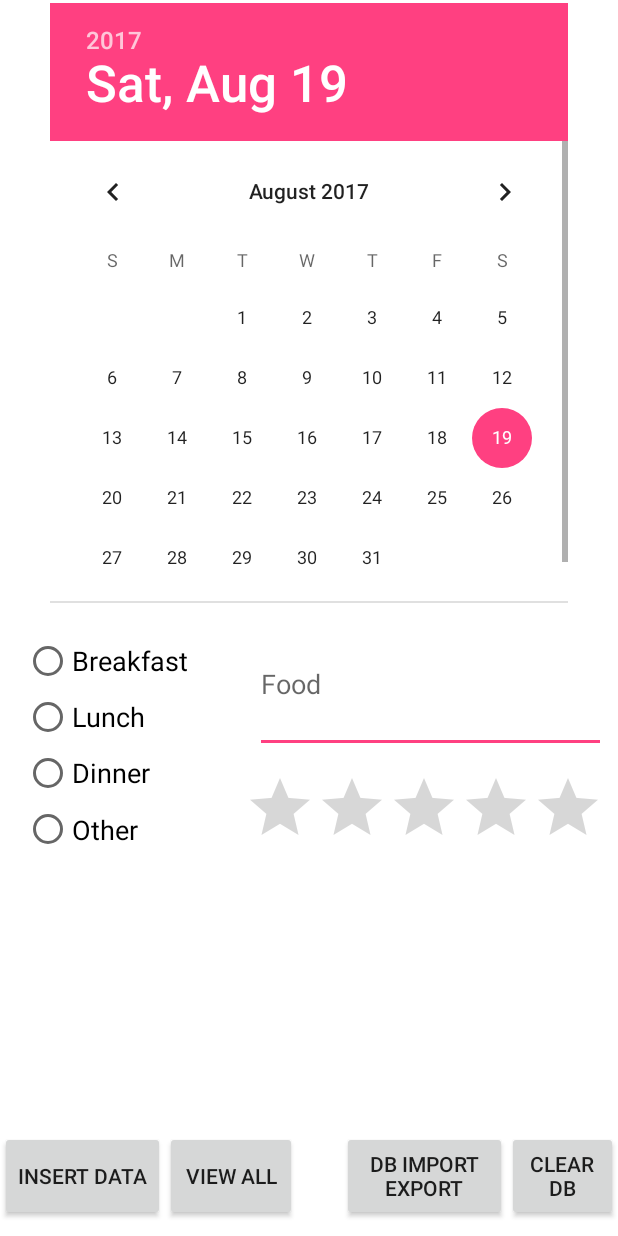
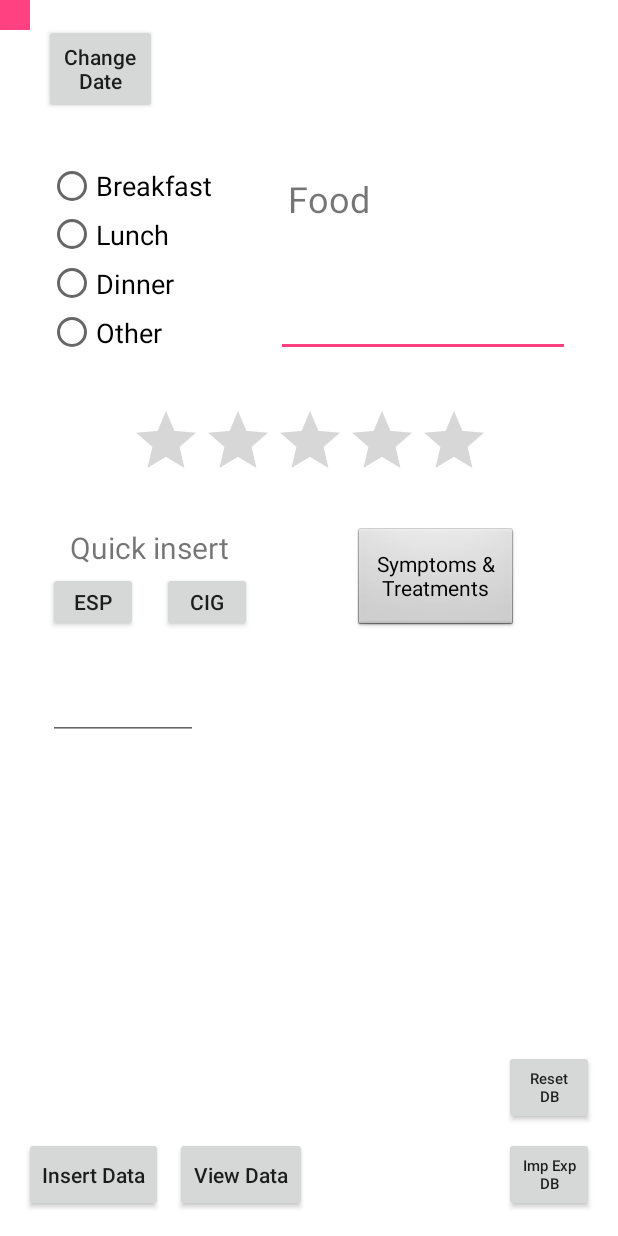
Before and after one commit to gameruoso/foodDiary, an Android app: the screen it shows after launch (MainActivity), on a phone screen of 412 x 824 dp. Run offline under Robolectric (Android 15) with nearby library versions, the phone set to English and light mode, and no system bars.

Commit message:
pop up works

```diff
--- a/app/src/main/java/com/example/gianlu/fooddiary/MainActivity.java
+++ b/app/src/main/java/com/example/gianlu/fooddiary/MainActivity.java
@@ -1,6 +1,7 @@
 package com.example.gianlu.fooddiary;
 
 import android.app.Activity;
+import android.app.DatePickerDialog;
 import android.support.v7.app.AlertDialog;
 import android.support.v7.app.AppCompatActivity;
 import android.os.Bundle;
@@ -17,7 +18,9 @@ import android.database.Cursor;
 import java.io.IOException;
 import java.text.ParseException;
 import java.text.SimpleDateFormat;
+import java.util.Calendar;
 import java.util.Date;
+import java.util.Locale;
 
 public class MainActivity extends AppCompatActivity {
     DatabaseHelper app_db;
@@ -32,6 +35,28 @@ public class MainActivity extends AppCompatActivity {
     Button buttonResetDb;
     Button buttonImportExportDB;
 
+                            EditText edittext;
+                            Calendar myCalendar;
+
+                    DatePickerDialog.OnDateSetListener date = new DatePickerDialog.OnDateSetListener() {
+
+                        @Override
+                        public void onDateSet(DatePicker view, int year, int monthOfYear,
+                                              int dayOfMonth) {
+                            myCalendar.set(Calendar.YEAR, year);
+                            myCalendar.set(Calendar.MONTH, monthOfYear);
+                            myCalendar.set(Calendar.DAY_OF_MONTH, dayOfMonth);
+                            updateLabel();
+                        }
+
+                    };
+
+
+
+
+
+
+
     @Override
     protected void onCreate(Bundle savedInstanceState) {
         super.onCreate(savedInstanceState);
@@ -39,6 +64,7 @@ public class MainActivity extends AppCompatActivity {
 
         app_db = new DatabaseHelper(this);
         app_utils = new Utils();
+
 
 //        activity objects
         datePicker = (DatePicker) findViewById(R.id.datePicker);
@@ -50,11 +76,14 @@ public class MainActivity extends AppCompatActivity {
         ratingBarRating = (RatingBar)findViewById(R.id.ratingBarRating);
         radioGroupFoodType = (RadioGroup) findViewById(R.id.radioGroupFoodType);
 
+                                myCalendar = Calendar.getInstance();
+                                edittext= (EditText) findViewById(R.id.Birthday);
+
 
         // INSERT DATA BUTTON
         insertData();
         // VIEW ALL BUTTON
-        viewAllDateNew();
+        viewAllData();
         // CLEAR DB BUTTON - NORMAL CLICK (delete user data) LONG PRESS (delete file DB)
         deleteUserData();
         deleteFileDb();
@@ -62,7 +91,46 @@ public class MainActivity extends AppCompatActivity {
         exportDbFileToDownloadFoler(this);
         //IMPORT EXPORT DB BUTTON - LONG PRESS (pick a DB file from SD and overwrite app_db)
         importDbFile(this);
+
+
+
+
+
+
+                            edittext.setOnClickListener(
+                                    new View.OnClickListener() {
+                                        @Override
+                                        public void onClick(View v) {
+                                            new DatePickerDialog(MainActivity.this, date, myCalendar
+                                                    .get(Calendar.YEAR), myCalendar.get(Calendar.MONTH),
+                                                    myCalendar.get(Calendar.DAY_OF_MONTH)).show();
+                                        }
+                                    });
+
+
+
+
+
+
+
+
+
     }
+
+
+
+
+
+                                    private void updateLabel() {
+                                        String myFormat = "dd/MM/yy"; //In which you need put here
+                                        SimpleDateFormat sdf = new SimpleDateFormat(myFormat, Locale.UK);
+
+                                        edittext.setText(sdf.format(myCalendar.getTime()));
+                                    }
+
+
+
+
 
     //ACTIVITY
     //show messages
@@ -105,6 +173,9 @@ public class MainActivity extends AppCompatActivity {
         resetRatingBar();
     }
 
+
+
+
     // INSERT DATA
     public void insertData() {
         buttonInsertData.setOnClickListener(
@@ -128,46 +199,6 @@ public class MainActivity extends AppCompatActivity {
     }
     // VIEW ALL DATA
     public void viewAllData(){
-        buttonViewAll.setOnClickListener(
-                new View.OnClickListener() {
-                    @Override
-                    public void onClick(View view) {
-                        Cursor res = app_db.getAllDataRaw();
-                        if (res.getCount() == 0){
-                            // show message
-                            showMessage("DB Empty", "Nothing found");
-                            return;
-                        }
-
-                        StringBuffer buffer = new StringBuffer();
-
-                        Integer dateDb;
-                        String foodDescriptionDb, foodTypeDb;
-                        Float ratingDb;
-
-                        while (res.moveToNext()) {
-                            dateDb = Integer.parseInt(res.getString(0));
-                            foodDescriptionDb = res.getString(1);
-                            foodTypeDb = res.getString(2);
-                            ratingDb = Float.parseFloat(res.getString(3));
-
-                            buffer.append(
-                                    convertDateDbEntryToPrintable(dateDb) + "           " +
-                                    foodTypeDb + "     " +
-                                    convertRatingDbEntryToPRintable(ratingDb) + "\n"
-                            );
-                            buffer.append(foodDescriptionDb + "\n\n");
-                        }
-                        // show all data
-                        showMessage("Data", buffer.toString());
-                    }
-                }
-        );
-    }
-
-
-
-    public void viewAllDateNew(){
         buttonViewAll.setOnClickListener(
                 new View.OnClickListener() {
                     @Override
@@ -210,11 +241,6 @@ public class MainActivity extends AppCompatActivity {
                 }
         );
     }
-
-
-
-
-
     //DELETE USER DATA FROM FACT TABLE
     public void deleteUserData(){
         buttonResetDb.setOnClickListener(
--- a/app/src/main/res/layout/main_activity_layout.xml
+++ b/app/src/main/res/layout/main_activity_layout.xml
@@ -1,5 +1,6 @@
 <?xml version="1.0" encoding="utf-8"?>
-<RelativeLayout xmlns:android="http://schemas.android.com/apk/res/android"
+<android.support.constraint.ConstraintLayout xmlns:android="http://schemas.android.com/apk/res/android"
+
     xmlns:app="http://schemas.android.com/apk/res-auto"
     xmlns:tools="http://schemas.android.com/tools"
     android:layout_width="match_parent"
@@ -8,42 +9,49 @@
     android:elevation="12dp"
     tools:context="com.example.gianlu.fooddiary.MainActivity">
 
-    <DatePicker
-        android:id="@+id/datePicker"
-        android:layout_width="345dp"
-        android:layout_height="400dp"
-        android:layout_alignParentTop="true"
-        android:layout_centerHorizontal="true"
-        android:layout_marginLeft="8dp"
-        android:layout_marginRight="8dp"
-        android:layout_marginTop="2dp"
-        app:layout_constraintHorizontal_bias="0.511"
+        <Button
+            android:id="@+id/buttonChangeDate"
+            android:layout_width="75dp"
+            android:layout_height="60dp"
+            android:layout_marginLeft="16dp"
+            android:layout_marginStart="29dp"
+            android:layout_marginTop="16dp"
+            android:text="Change Date"
+            android:textAllCaps="false"
             app:layout_constraintLeft_toLeftOf="parent"
+            app:layout_constraintTop_toTopOf="parent" />
+
+        <TextView
+            android:id="@+id/DATE"
+            android:layout_width="0dp"
+            android:layout_height="60dp"
+            android:layout_marginEnd="32dp"
+            android:layout_marginLeft="16dp"
+            android:layout_marginRight="16dp"
+            android:layout_marginStart="32dp"
+            android:layout_marginTop="16dp"
+            android:gravity="center"
+            android:textAlignment="center"
+            android:textSize="32dp"
+            app:layout_constraintHorizontal_bias="0.0"
+            app:layout_constraintLeft_toRightOf="@+id/buttonChangeDate"
             app:layout_constraintRight_toRightOf="parent"
             app:layout_constraintTop_toTopOf="parent" />
 
-    <TableRow
-        android:id="@+id/tableRow"
-        android:layout_width="150dp"
-        android:layout_height="170dp"
-        android:layout_alignParentStart="true"
-        android:layout_below="@+id/datePicker">
-
         <RadioGroup
             android:id="@+id/radioGroupFoodType"
-            android:layout_width="match_parent"
-            android:layout_height="match_parent"
-            android:layout_above="@+id/buttonInsertData"
+            android:layout_width="120dp"
+            android:layout_height="130dp"
             android:layout_alignParentStart="true"
-            android:layout_marginLeft="16dp"
-            android:layout_marginStart="16dp"
-            android:layout_marginTop="20dp"
+            android:layout_marginLeft="32dp"
+            android:layout_marginStart="32dp"
+            android:layout_marginTop="32dp"
             app:layout_constraintLeft_toLeftOf="parent"
-            app:layout_constraintTop_toBottomOf="@+id/datePicker">
+            app:layout_constraintTop_toBottomOf="@+id/buttonChangeDate">
 
             <RadioButton
                 android:id="@+id/radioBreakfast"
-                android:layout_width="wrap_content"
+                android:layout_width="match_parent"
                 android:layout_height="wrap_content"
                 android:layout_weight="1"
                 android:text="Breakfast"
@@ -51,7 +59,7 @@
 
             <RadioButton
                 android:id="@+id/radioLunch"
-                android:layout_width="wrap_content"
+                android:layout_width="match_parent"
                 android:layout_height="wrap_content"
                 android:layout_weight="1"
                 android:text="Lunch"
@@ -59,7 +67,7 @@
 
             <RadioButton
                 android:id="@+id/radioDinner"
-                android:layout_width="wrap_content"
+                android:layout_width="match_parent"
                 android:layout_height="wrap_content"
                 android:layout_weight="1"
                 android:text="Dinner"
@@ -69,7 +77,7 @@
 
             <RadioButton
                 android:id="@+id/radioOther"
-                android:layout_width="wrap_content"
+                android:layout_width="match_parent"
                 android:layout_height="wrap_content"
                 android:layout_weight="1"
                 android:text="Other"
@@ -77,96 +85,163 @@
 
         </RadioGroup>
 
-    </TableRow>
-
-    <TableRow
-        android:layout_width="250dp"
-        android:layout_height="100dp"
-        android:layout_alignParentEnd="true"
-        android:layout_below="@+id/datePicker">
+        <RatingBar
+            android:id="@+id/ratingBarRating"
+            android:layout_width="wrap_content"
+            android:layout_height="wrap_content"
+            android:layout_marginRight="32dp"
+            android:layout_marginTop="32dp"
+            android:numStars="5"
+            app:layout_constraintRight_toRightOf="parent"
+            app:layout_constraintTop_toBottomOf="@+id/radioGroupFoodType"
+            android:layout_marginLeft="32dp"
+            app:layout_constraintLeft_toLeftOf="parent"
+            android:layout_marginStart="32dp"
+            android:layout_marginEnd="32dp"
+            app:layout_constraintHorizontal_bias="0.506" />
 
         <EditText
             android:id="@+id/editTextFoodDescription"
-            android:layout_width="match_parent"
-            android:layout_height="match_parent"
-            android:layout_alignBottom="@+id/radioGroupFoodType"
-            android:layout_alignEnd="@+id/buttonResetDb"
-            android:layout_marginEnd="8dp"
-            android:layout_marginLeft="8dp"
-            android:layout_marginRight="8dp"
-            android:layout_marginStart="8dp"
-            android:layout_marginTop="8dp"
-            android:layout_weight="1"
+            android:layout_width="0dp"
+            android:layout_height="130dp"
+            android:layout_marginEnd="32dp"
+            android:layout_marginLeft="32dp"
+            android:layout_marginRight="32dp"
+            android:layout_marginStart="32dp"
+            android:layout_marginTop="32dp"
             android:ems="10"
-            android:hint="Food"
-            android:inputType="textAutoCorrect"
+            android:inputType="textMultiLine"
+            app:layout_constraintHorizontal_bias="0.0"
             app:layout_constraintLeft_toRightOf="@+id/radioGroupFoodType"
             app:layout_constraintRight_toRightOf="parent"
-            app:layout_constraintTop_toBottomOf="@+id/datePicker" />
+            app:layout_constraintTop_toBottomOf="@+id/DATE" />
 
-    </TableRow>
+        <TextView
+            android:id="@+id/textViewQuickInsert"
+            android:layout_width="135dp"
+            android:layout_height="30dp"
+            android:layout_marginLeft="32dp"
+            android:layout_marginTop="24dp"
+            android:text="Quick insert"
+            android:textAlignment="center"
+            android:textSize="20sp"
+            app:layout_constraintLeft_toLeftOf="parent"
+            app:layout_constraintTop_toBottomOf="@+id/ratingBarRating" />
 
-    <LinearLayout
-        android:layout_width="match_parent"
-        android:layout_height="80dp"
-        android:orientation="horizontal"
-        android:layout_alignParentBottom="true"
-        android:layout_alignParentStart="true">
+    <Button
+        android:id="@+id/buttonEsp"
+        android:layout_width="60dp"
+        android:layout_height="40dp"
+        android:layout_marginLeft="32dp"
+        android:layout_marginTop="0dp"
+        android:text="ESP"
+        app:layout_constraintLeft_toLeftOf="parent"
+        app:layout_constraintTop_toBottomOf="@+id/textViewQuickInsert" />
+
+        <Button
+            android:id="@+id/buttonCig"
+            android:layout_width="60dp"
+            android:layout_height="40dp"
+            android:layout_marginLeft="16dp"
+            android:layout_marginTop="0dp"
+            android:text="CIG"
+            app:layout_constraintLeft_toRightOf="@+id/buttonEsp"
+            app:layout_constraintTop_toBottomOf="@+id/textViewQuickInsert" />
+
+    <Button
+        android:id="@+id/buttonSympAndTreat"
+        style="@android:style/Widget.Button"
+        android:layout_width="110dp"
+        android:layout_height="70dp"
+        android:layout_marginLeft="32dp"
+        android:layout_marginRight="32dp"
+        android:layout_marginTop="24dp"
+        android:elevation="14dp"
+        android:text="Symptoms &amp; Treatments"
+        android:textAlignment="center"
+        app:layout_constraintHorizontal_bias="0.504"
+        app:layout_constraintLeft_toRightOf="@+id/buttonCig"
+        app:layout_constraintRight_toRightOf="parent"
+        app:layout_constraintTop_toBottomOf="@+id/ratingBarRating" />
 
     <Button
         android:id="@+id/buttonInsertData"
         android:layout_width="wrap_content"
-            android:layout_height="match_parent"
-            android:layout_marginBottom="10dp"
-            android:layout_marginTop="10dp"
+        android:layout_height="50dp"
+        android:layout_marginBottom="16dp"
+        android:layout_marginLeft="16dp"
         android:text="Insert Data"
-            app:layout_constraintLeft_toLeftOf="parent"
-            app:layout_constraintTop_toBottomOf="@+id/radioGroupFoodType" />
+        android:textAllCaps="false"
+        app:layout_constraintBottom_toBottomOf="parent"
+        app:layout_constraintLeft_toLeftOf="parent" />
 
     <Button
         android:id="@+id/buttonViewAll"
         android:layout_width="wrap_content"
-            android:layout_height="match_parent"
-            android:layout_alignParentEnd="false"
-            android:layout_marginBottom="10dp"
-            android:layout_marginRight="30dp"
-            android:layout_marginTop="10dp"
-            android:text="View All"
-            app:layout_constraintLeft_toRightOf="@+id/buttonInsertData"
-            app:layout_constraintTop_toBottomOf="@+id/ratingBar" />
+        android:layout_height="50dp"
+        android:layout_marginBottom="16dp"
+        android:layout_marginLeft="8dp"
+        android:text="View Data"
+        android:textAllCaps="false"
+        app:layout_constraintBottom_toBottomOf="parent"
+        app:layout_constraintLeft_toRightOf="@+id/buttonInsertData" />
+
+        <TextView
+            android:id="@+id/textViewFood"
+            android:layout_width="wrap_content"
+            android:layout_height="wrap_content"
+            android:layout_marginLeft="8dp"
+            android:layout_marginTop="8dp"
+            android:text="Food"
+            android:textSize="24sp"
+            app:layout_constraintLeft_toLeftOf="@+id/editTextFoodDescription"
+            app:layout_constraintTop_toTopOf="@+id/editTextFoodDescription" />
+
+    <Button
+        android:id="@+id/buttonResetDb"
+        android:layout_width="60dp"
+        android:layout_height="50dp"
+        android:layout_marginBottom="8dp"
+        android:layout_marginRight="16dp"
+        android:text="Reset DB"
+        android:textAllCaps="false"
+        android:textSize="10sp"
+        app:layout_constraintBottom_toTopOf="@+id/buttonImportExportDB"
+        app:layout_constraintRight_toRightOf="parent" />
 
     <Button
         android:id="@+id/buttonImportExportDB"
-            android:layout_width="110dp"
-            android:layout_height="match_parent"
-            android:layout_marginBottom="10dp"
-            android:layout_marginTop="10dp"
-            android:text="DB Import Export" />
+        android:layout_width="60dp"
+        android:layout_height="50dp"
+        android:layout_marginBottom="16dp"
+        android:layout_marginRight="16dp"
+        android:text="Imp Exp DB"
+        android:textAllCaps="false"
+        android:textSize="10sp"
+        app:layout_constraintBottom_toBottomOf="parent"
+        app:layout_constraintRight_toRightOf="parent" />
 
-        <Button
-            android:id="@+id/buttonResetDb"
-            android:layout_width="wrap_content"
-            android:layout_height="match_parent"
-            android:layout_alignParentEnd="false"
-            android:layout_marginBottom="10dp"
-            android:layout_marginTop="10dp"
-            android:layout_weight="1.56"
-            android:text="Clear DB"
-            app:layout_constraintLeft_toRightOf="@+id/buttonViewAll"
-            app:layout_constraintTop_toBottomOf="@+id/ratingBar" />
 
-    </LinearLayout>
+    <EditText
+        android:id="@+id/Birthday"
+        android:focusable="false"
+        android:layout_width="100dp"
+        android:layout_height="40dp"
+        android:layout_marginEnd="32dp"
+        android:layout_marginLeft="8dp"
+        android:layout_marginStart="32dp"
+        android:layout_marginTop="32dp"
+        android:ems="10"
+        android:inputType="textMultiLine"
+        app:layout_constraintTop_toBottomOf="@+id/buttonCig"
+        app:layout_constraintLeft_toLeftOf="parent" />
 
-    <RatingBar
-        android:id="@+id/ratingBarRating"
-        android:layout_width="wrap_content"
-        android:layout_height="wrap_content"
-        android:layout_alignBottom="@+id/tableRow"
-        android:layout_alignParentEnd="true"
-        android:layout_marginEnd="9dp"
-        android:layout_marginRight="8dp"
-        android:layout_weight="1"
-        app:layout_constraintRight_toRightOf="parent" />
-        <!--app:layout_constraintTop_toBottomOf="@+id/editTextDescription" />-->
 
-</RelativeLayout>
+    <DatePicker
+        android:id="@+id/datePicker"
+        android:layout_width="20dp"
+        android:layout_height="20dp"
+        tools:layout_editor_absoluteX="40dp"
+        tools:layout_editor_absoluteY="238dp" />
+
+</android.support.constraint.ConstraintLayout>
```
Lines whose indentation alone changed are shown as unchanged.
